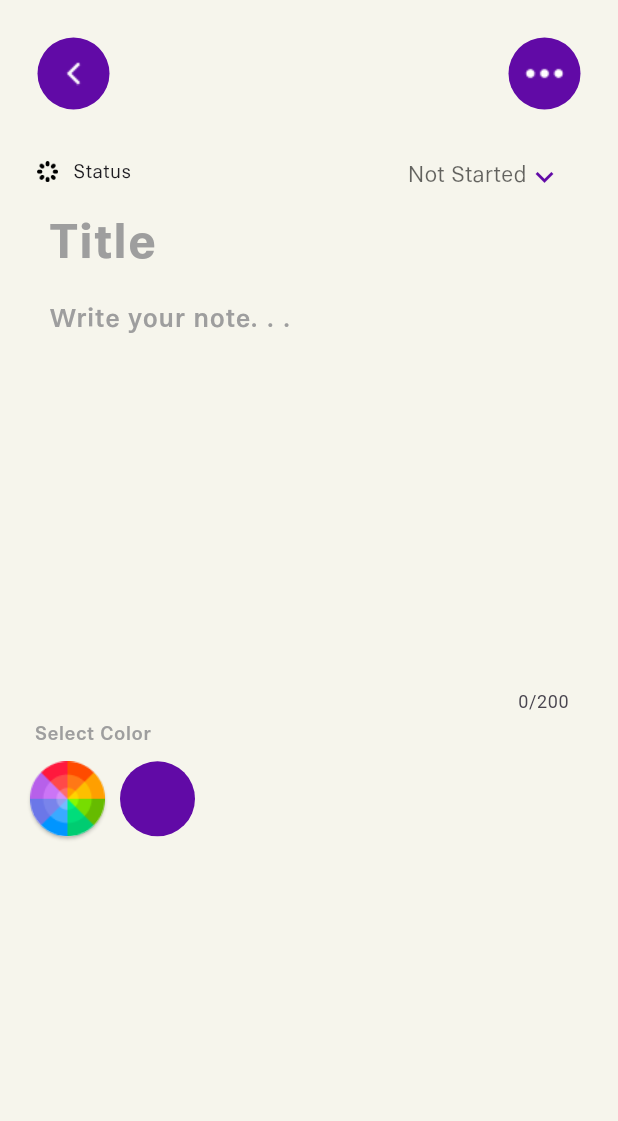
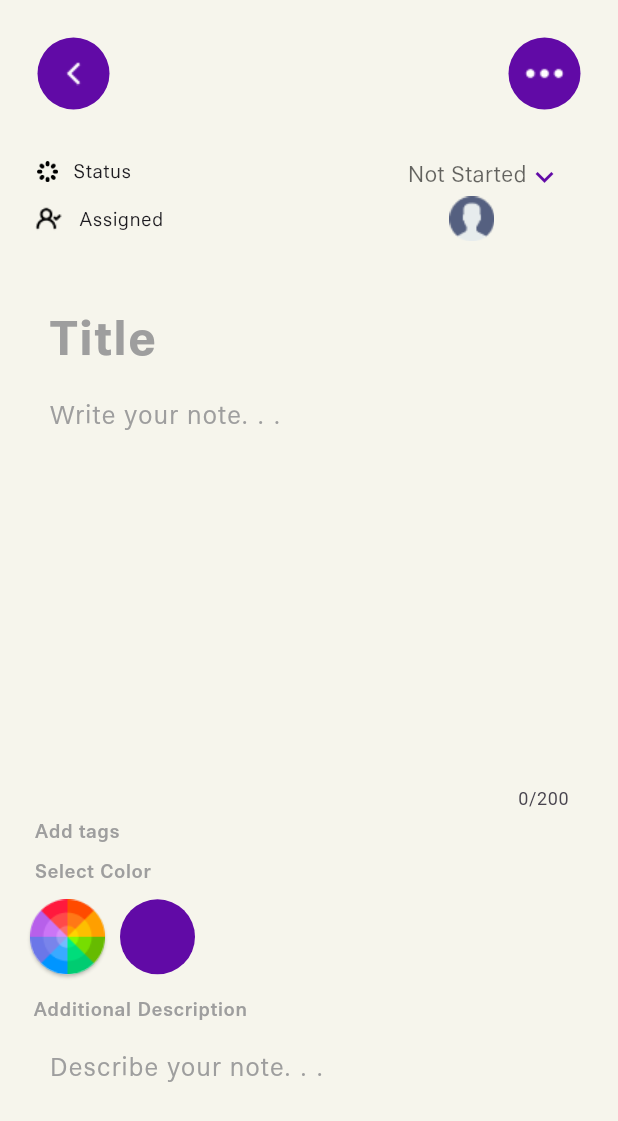
Before and after one commit to BonalihengOun/memo_flutter_app, a Flutter app: the NotedScreen screen opened directly, on a phone screen of 412 x 824 dp. Shown: the top 1121 px of the screen. Run offline on Flutter 3.47's test engine with Material 3 defaults, Android fonts, the phone set to English and light mode, and no system bars; our stand-ins replace flutter_colorpicker; missing offline and left inert: dart:ffi.

Commit message:
description_card

```diff
--- a/lib/UI/NoteScreen.dart
+++ b/lib/UI/NoteScreen.dart
@@ -4,6 +4,7 @@ import 'package:flutter/cupertino.dart';
 import 'package:flutter/material.dart';
 import 'package:flutter_colorpicker/flutter_colorpicker.dart';
 import 'package:memo_flutter_projects/constant/colors.dart';
+import 'package:memo_flutter_projects/widget/description_card.dart';
 import 'package:memo_flutter_projects/widget/noted_card.dart';
 
 class NotedScreen extends StatefulWidget {
@@ -144,8 +145,61 @@ class _NotedScreenState extends State<NotedScreen> {
                   ],
                 ),
               ),
+              Padding(
+                padding: EdgeInsets.only(
+                    left: MediaQuery.of(context).size.width * 0.055),
+                child: Row(
+                  mainAxisAlignment: MainAxisAlignment.spaceBetween,
+                  children: [
+                    Row(
+                      children: [
+                        Image.asset(
+                          'lib/assets/image/assign.png',
+                          width: 20,
+                          height: 20,
+                        ),
+                        SizedBox(
+                          width: 10,
+                        ),
+                        Text(
+                          'Assigned',
+                          style: TextStyle(
+                            fontFamily: 'NiraRegular',
+                            fontSize: 12,
+                          ),
+                        ),
+                      ],
+                    ),
+                    Padding(
+                      padding: EdgeInsets.only(
+                          right: MediaQuery.of(context).size.width * 0.2),
+                      child: Image.asset(
+                        'lib/assets/image/user.png',
+                        width: 30,
+                        height: 30,
+                      ),
+                    ),
+                  ],
+                ),
+              ),
               NoteCard(),
               SizedBox(height: 20),
+              Padding(
+                padding: EdgeInsets.only(
+                    right: MediaQuery.of(context).size.width * 0.75),
+                child: const Column(
+                  children: [
+                    Text(
+                      'Add tags',
+                      style: TextStyle(
+                          fontFamily: 'NiraSemi',
+                          fontSize: 12,
+                          color: Colors.grey),
+                    ),
+                    SizedBox(height: 10),
+                  ],
+                ),
+              ),
               Padding(
                 padding: EdgeInsets.only(
                     right: MediaQuery.of(context).size.width * 0.7),
@@ -178,7 +232,10 @@ class _NotedScreenState extends State<NotedScreen> {
                             context: context,
                             builder: (BuildContext context) {
                               return AlertDialog(
-                                title: Text('Pick a color'),
+                                title: Text(
+                                  'Pick a color',
+                                  style: TextStyle(fontFamily: 'NiraSemi'),
+                                ),
                                 content: SingleChildScrollView(
                                   child: ColorPicker(
                                     pickerColor: selectedColor,
@@ -216,6 +273,44 @@ class _NotedScreenState extends State<NotedScreen> {
                   ],
                 ),
               ),
+              const Column(
+                children: [
+                  Padding(
+                    padding: EdgeInsets.only(right: 225, top: 15),
+                    child: Text(
+                      'Additional Description',
+                      style: TextStyle(
+                          fontFamily: 'NiraSemi',
+                          fontSize: 12,
+                          color: Colors.grey),
+                    ),
+                  ),
+                  SizedBox(height: 10),
+                ],
+              ),
+              Description_card(),
+              const Padding(
+                padding: EdgeInsets.all(20.0),
+                child: Row(
+                  mainAxisAlignment: MainAxisAlignment.spaceBetween,
+                  children: [
+                    Text(
+                      'Created',
+                      style: TextStyle(
+                          fontFamily: 'NiraSemi',
+                          fontSize: 15,
+                          color: Colors.grey),
+                    ),
+                    Text(
+                      'Deadline',
+                      style: TextStyle(
+                          fontFamily: 'NiraSemi',
+                          fontSize: 15,
+                          color: Colors.grey),
+                    ),
+                  ],
+                ),
+              ),
             ],
           ),
         ),
--- /dev/null
+++ b/lib/widget/description_card.dart
@@ -0,0 +1,46 @@
+import 'package:flutter/cupertino.dart';
+import 'package:flutter/material.dart';
+
+class Description_card extends StatefulWidget {
+  const Description_card({super.key});
+
+  @override
+  State<Description_card> createState() => _Description_cardState();
+}
+
+class _Description_cardState extends State<Description_card> {
+  final TextEditingController descriptionController = TextEditingController();
+  @override
+  Widget build(BuildContext context) {
+    return Container(
+      width: MediaQuery.of(context).size.width * 0.88,
+      height: MediaQuery.of(context).size.height * 0.25,
+      decoration: BoxDecoration(
+        borderRadius: BorderRadius.circular(12),
+      ),
+      child: Column(
+        children: [
+          SizedBox(
+            height: 220,
+            child: TextField(
+              controller: descriptionController,
+              maxLines: 20,
+              maxLength: 200,
+              style: const TextStyle(
+                fontFamily: 'NiraRegular',
+                fontSize: 16,
+              ),
+              decoration: const InputDecoration(
+                contentPadding: EdgeInsets.all(8),
+                helperMaxLines: 10,
+                hintText: 'Describe your note. . .',
+                hintStyle: TextStyle(color: Colors.grey),
+                border: InputBorder.none,
+              ),
+            ),
+          ),
+        ],
+      ),
+    );
+  }
+}
--- a/lib/widget/noted_card.dart
+++ b/lib/widget/noted_card.dart
@@ -15,6 +15,7 @@ class _NoteCardState extends State<NoteCard> {
   @override
   Widget build(BuildContext context) {
     return Container(
+      margin: EdgeInsets.only(top: 35),
       width: MediaQuery.of(context).size.width * 0.88,
       height: MediaQuery.of(context).size.height * 0.4,
       decoration: BoxDecoration(
@@ -45,7 +46,7 @@ class _NoteCardState extends State<NoteCard> {
               maxLines: 20,
               maxLength: 200,
               style: TextStyle(
-                fontFamily: 'NiraSemi',
+                fontFamily: 'NiraRegular',
                 fontSize: 16,
               ),
               decoration: InputDecoration(
```
Also changed, not shown: lib/assets/image/assign.png.
